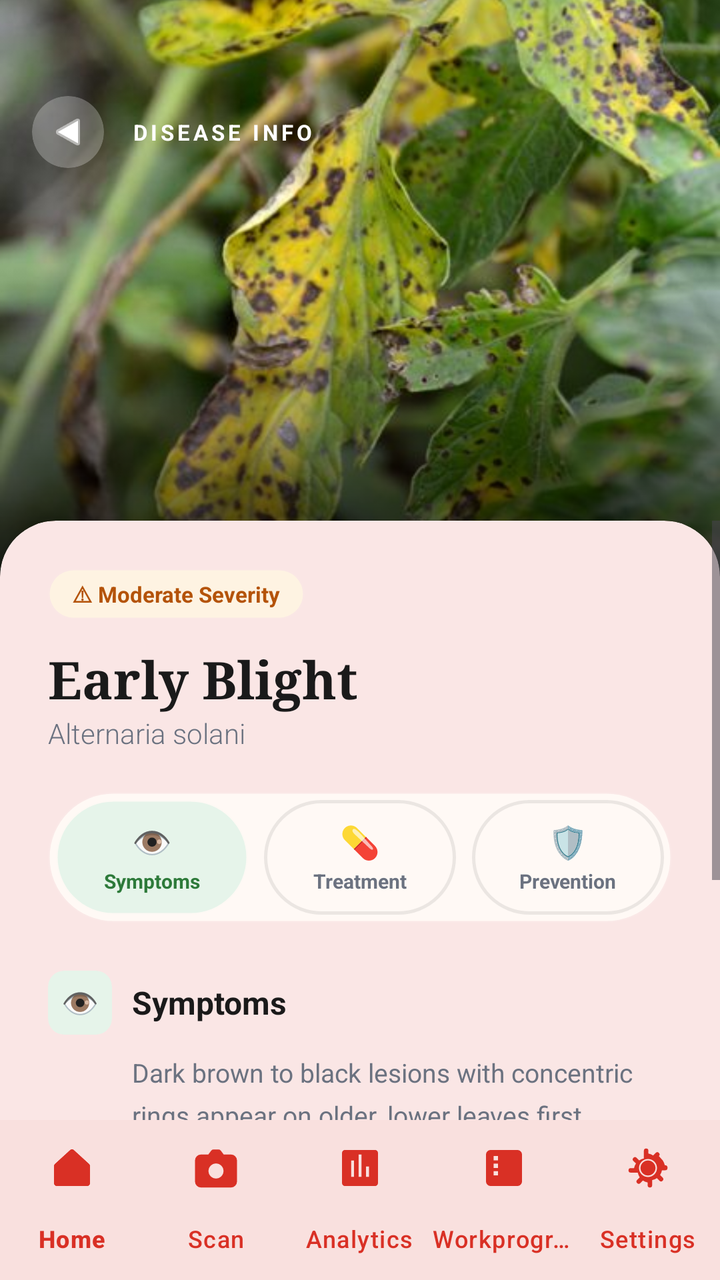
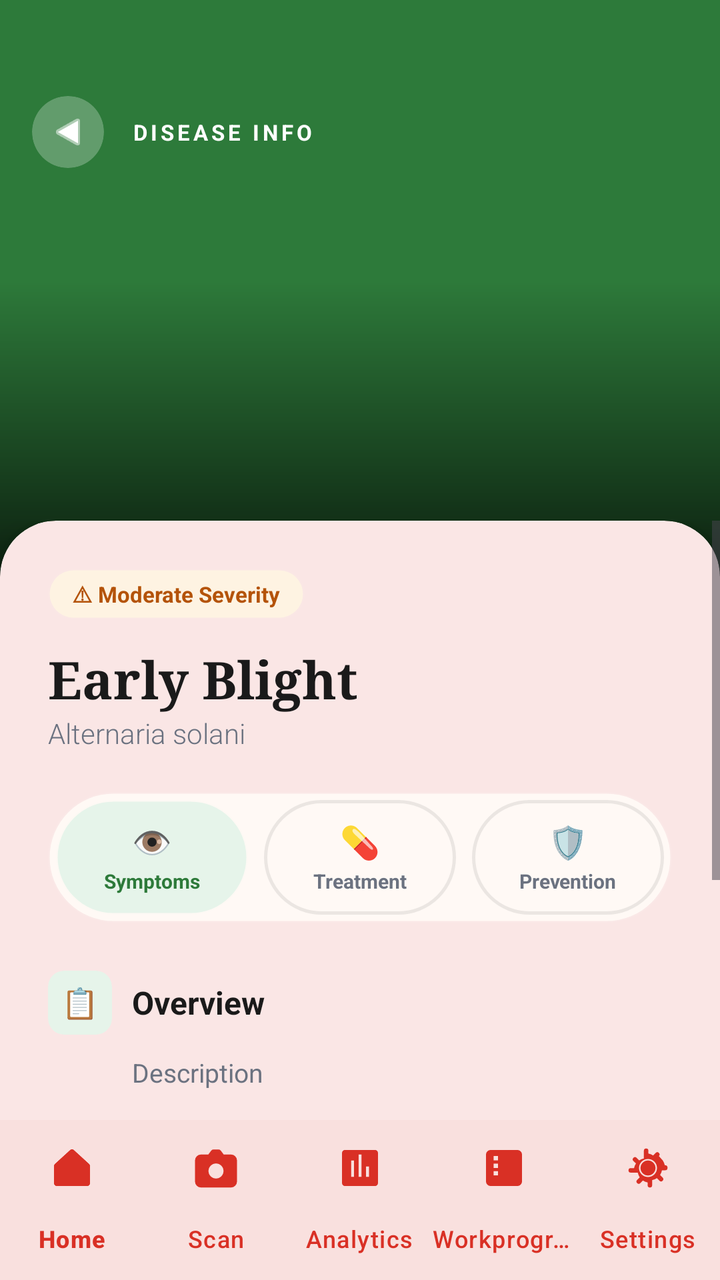

Screens rendered from an Android XML layout before and after an edit, with the pre-edit source and the edit as a unified diff.
<!-- AndroidManifest.xml: application theme Theme.TomatoApp -->
<!-- res/layout/activity_disease_view.xml -->
<?xml version="1.0" encoding="utf-8"?>
<RelativeLayout xmlns:android="http://schemas.android.com/apk/res/android"
    xmlns:app="http://schemas.android.com/apk/res-auto"
    xmlns:tools="http://schemas.android.com/tools"
    android:id="@+id/main_layout"
    android:layout_width="match_parent"
    android:layout_height="match_parent"
    android:background="@color/sidebar_dark_green"
    tools:context=".DiseaseView">

    
    <FrameLayout
        android:id="@+id/headerImageContainer"
        android:layout_width="match_parent"
        android:layout_height="300dp"
        android:layout_alignParentTop="true">

        <ImageView
            android:id="@+id/diseaseImage"
            android:layout_width="match_parent"
            android:layout_height="match_parent"
            android:src="@drawable/disease_early_blight"
            android:scaleType="centerCrop"
            android:contentDescription="Disease illustration" />

        
        <View
            android:layout_width="match_parent"
            android:layout_height="160dp"
            android:layout_gravity="bottom"
            android:background="@drawable/bg_bottom_gradient_dark" />

        
        <TextView
            android:layout_width="wrap_content"
            android:layout_height="wrap_content"
            android:text="Tap to enlarge"
            android:textColor="@color/white"
            android:textSize="10sp"
            android:paddingHorizontal="10dp"
            android:paddingVertical="4dp"
            android:background="#80000000"
            android:layout_gravity="bottom|end"
            android:layout_margin="14dp" />
    </FrameLayout>

    
    <LinearLayout
        android:id="@+id/disNav"
        android:layout_width="match_parent"
        android:layout_height="wrap_content"
        android:orientation="horizontal"
        android:paddingStart="16dp"
        android:paddingEnd="16dp"
        android:paddingTop="48dp"
        android:paddingBottom="12dp"
        android:gravity="center_vertical">

        <com.google.android.material.card.MaterialCardView
            android:id="@+id/backButtonCard"
            android:layout_width="36dp"
            android:layout_height="36dp"
            app:cardBackgroundColor="#40FFFFFF"
            app:cardCornerRadius="18dp"
            app:cardElevation="0dp"
            app:strokeWidth="0dp">

            <ImageButton
                android:id="@+id/backButton"
                android:layout_width="match_parent"
                android:layout_height="match_parent"
                android:src="@android:drawable/ic_media_play"
                android:rotation="180"
                android:background="?attr/selectableItemBackgroundBorderless"
                app:tint="@color/white"
                android:padding="8dp"
                android:scaleType="fitCenter" />
        </com.google.android.material.card.MaterialCardView>

        <TextView
            android:layout_width="0dp"
            android:layout_height="wrap_content"
            android:layout_weight="1"
            android:text="DISEASE INFO"
            android:textColor="@color/white"
            android:textSize="11sp"
            android:textStyle="bold"
            android:letterSpacing="0.15"
            android:layout_marginStart="14dp" />
    </LinearLayout>

    
    <ScrollView
        android:id="@+id/scrollView"
        android:layout_width="match_parent"
        android:layout_height="match_parent"
        android:fillViewport="true"
        android:clipToPadding="false"
        android:layout_below="@id/headerImageContainer"
        android:layout_marginTop="-40dp"
        android:layout_above="@id/bottom_navigation">

        <com.google.android.material.card.MaterialCardView
            android:layout_width="match_parent"
            android:layout_height="wrap_content"
            android:minHeight="500dp"
            app:cardBackgroundColor="@color/white"
            app:cardElevation="8dp"
            app:cardCornerRadius="28dp"
            app:strokeWidth="0dp">

            <LinearLayout
                android:layout_width="match_parent"
                android:layout_height="wrap_content"
                android:orientation="vertical"
                android:padding="24dp"
                android:paddingBottom="48dp">

                
                <TextView
                    android:id="@+id/diseaseSeverityBadge"
                    android:layout_width="wrap_content"
                    android:layout_height="wrap_content"
                    android:text="⚠ Moderate Severity"
                    android:textColor="#B45309"
                    android:textSize="11sp"
                    android:textStyle="bold"
                    android:paddingHorizontal="12dp"
                    android:paddingVertical="5dp"
                    android:background="@drawable/bg_pill_input"
                    android:backgroundTint="#FEF3E2"
                    android:layout_marginBottom="12dp" />

                <TextView
                    android:id="@+id/diseaseTitle"
                    android:layout_width="wrap_content"
                    android:layout_height="wrap_content"
                    android:text="Early Blight"
                    android:textColor="@color/text"
                    android:fontFamily="serif"
                    android:textSize="26sp"
                    android:textStyle="bold" />

                <TextView
                    android:id="@+id/scientificName"
                    android:layout_width="wrap_content"
                    android:layout_height="wrap_content"
                    android:text="Alternaria solani"
                    android:textColor="@color/muted"
                    android:textSize="14sp"
                    android:fontFamily="sans-serif-light"
                    android:layout_marginBottom="20dp" />

                
                <LinearLayout
                    android:layout_width="match_parent"
                    android:layout_height="wrap_content"
                    android:orientation="horizontal"
                    android:layout_marginBottom="24dp"
                    android:background="@drawable/bg_pill_input"
                    android:backgroundTint="@color/soft_cream"
                    android:padding="4dp">

                    <LinearLayout
                        android:id="@+id/tabSymptoms"
                        android:layout_width="0dp"
                        android:layout_height="wrap_content"
                        android:layout_weight="1"
                        android:orientation="vertical"
                        android:gravity="center"
                        android:paddingTop="10dp"
                        android:paddingBottom="10dp"
                        android:background="@drawable/bg_pill_input"
                        android:backgroundTint="@color/green_light"
                        android:layout_marginEnd="4dp">

                        <TextView
                            android:layout_width="wrap_content"
                            android:layout_height="wrap_content"
                            android:text="👁"
                            android:textSize="16sp" />
                        <TextView
                            android:layout_width="wrap_content"
                            android:layout_height="wrap_content"
                            android:text="Symptoms"
                            android:textSize="10sp"
                            android:textStyle="bold"
                            android:textColor="@color/green"
                            android:layout_marginTop="2dp" />
                    </LinearLayout>

                    <LinearLayout
                        android:id="@+id/tabTreatment"
                        android:layout_width="0dp"
                        android:layout_height="wrap_content"
                        android:layout_weight="1"
                        android:orientation="vertical"
                        android:gravity="center"
                        android:paddingTop="10dp"
                        android:paddingBottom="10dp"
                        android:background="@drawable/bg_pill_input"
                        android:layout_marginHorizontal="4dp">

                        <TextView
                            android:layout_width="wrap_content"
                            android:layout_height="wrap_content"
                            android:text="💊"
                            android:textSize="16sp" />
                        <TextView
                            android:layout_width="wrap_content"
                            android:layout_height="wrap_content"
                            android:text="Treatment"
                            android:textSize="10sp"
                            android:textStyle="bold"
                            android:textColor="@color/muted"
                            android:layout_marginTop="2dp" />
                    </LinearLayout>

                    <LinearLayout
                        android:id="@+id/tabPrevention"
                        android:layout_width="0dp"
                        android:layout_height="wrap_content"
                        android:layout_weight="1"
                        android:orientation="vertical"
                        android:gravity="center"
                        android:paddingTop="10dp"
                        android:paddingBottom="10dp"
                        android:background="@drawable/bg_pill_input"
                        android:layout_marginStart="4dp">

                        <TextView
                            android:layout_width="wrap_content"
                            android:layout_height="wrap_content"
                            android:text="🛡"
                            android:textSize="16sp" />
                        <TextView
                            android:layout_width="wrap_content"
                            android:layout_height="wrap_content"
                            android:text="Prevention"
                            android:textSize="10sp"
                            android:textStyle="bold"
                            android:textColor="@color/muted"
                            android:layout_marginTop="2dp" />
                    </LinearLayout>
                </LinearLayout>

                
                <LinearLayout
                    android:id="@+id/sectionSymptoms"
                    android:layout_width="match_parent"
                    android:layout_height="wrap_content"
                    android:orientation="vertical">

                    
                    <LinearLayout
                        android:layout_width="match_parent"
                        android:layout_height="wrap_content"
                        android:orientation="horizontal"
                        android:gravity="center_vertical"
                        android:layout_marginBottom="10dp">

                        <com.google.android.material.card.MaterialCardView
                            android:layout_width="32dp"
                            android:layout_height="32dp"
                            android:layout_marginEnd="10dp"
                            app:cardCornerRadius="8dp"
                            app:cardElevation="0dp"
                            app:cardBackgroundColor="@color/green_light"
                            app:strokeWidth="0dp">
                            <TextView
                                android:layout_width="match_parent"
                                android:layout_height="match_parent"
                                android:text="👁"
                                android:textSize="15sp"
                                android:gravity="center" />
                        </com.google.android.material.card.MaterialCardView>

                        <TextView
                            android:layout_width="wrap_content"
                            android:layout_height="wrap_content"
                            android:text="Symptoms"
                            android:textColor="@color/text"
                            android:textSize="16sp"
                            android:textStyle="bold" />
                    </LinearLayout>

                    <TextView
                        android:id="@+id/diseaseDescription"
                        android:layout_width="match_parent"
                        android:layout_height="wrap_content"
                        android:text="Dark brown to black lesions with concentric rings appear on older, lower leaves first. Lesions are surrounded by yellow halos."
                        android:textColor="@color/muted"
                        android:textSize="13sp"
                        android:lineSpacingExtra="6dp"
                        android:layout_marginBottom="20dp"
                        android:paddingStart="42dp" />

                    
                    <LinearLayout
                        android:layout_width="match_parent"
                        android:layout_height="wrap_content"
                        android:orientation="horizontal"
                        android:gravity="center_vertical"
                        android:layout_marginBottom="10dp">

                        <com.google.android.material.card.MaterialCardView
                            android:layout_width="32dp"
                            android:layout_height="32dp"
                            android:layout_marginEnd="10dp"
                            app:cardCornerRadius="8dp"
                            app:cardElevation="0dp"
                            app:cardBackgroundColor="@color/orange_light"
                            app:strokeWidth="0dp">
                            <TextView
                                android:layout_width="match_parent"
                                android:layout_height="match_parent"
                                android:text="🔬"
                                android:textSize="15sp"
                                android:gravity="center" />
                        </com.google.android.material.card.MaterialCardView>

                        <TextView
                            android:layout_width="wrap_content"
                            android:layout_height="wrap_content"
                            android:text="Cause"
                            android:textColor="@color/text"
                            android:textSize="16sp"
                            android:textStyle="bold" />
                    </LinearLayout>

                    <TextView
                        android:id="@+id/diseaseCause"
                        android:layout_width="match_parent"
                        android:layout_height="wrap_content"
                        android:text="Caused by the fungus Alternaria solani. Spreads rapidly in warm, humid conditions between 24–29°C."
                        android:textColor="@color/muted"
                        android:textSize="13sp"
                        android:lineSpacingExtra="6dp"
                        android:layout_marginBottom="8dp"
                        android:paddingStart="42dp" />
                </LinearLayout>

                
                <LinearLayout
                    android:id="@+id/sectionTreatment"
                    android:layout_width="match_parent"
                    android:layout_height="wrap_content"
                    android:orientation="vertical"
                    android:visibility="gone">

                    <LinearLayout
                        android:layout_width="match_parent"
                        android:layout_height="wrap_content"
                        android:orientation="horizontal"
                        android:gravity="center_vertical"
                        android:layout_marginBottom="10dp">

                        <com.google.android.material.card.MaterialCardView
                            android:layout_width="32dp"
                            android:layout_height="32dp"
                            android:layout_marginEnd="10dp"
                            app:cardCornerRadius="8dp"
                            app:cardElevation="0dp"
                            app:cardBackgroundColor="#E8F4FF"
                            app:strokeWidth="0dp">
                            <TextView
                                android:layout_width="match_parent"
                                android:layout_height="match_parent"
                                android:text="💊"
                                android:textSize="15sp"
                                android:gravity="center" />
                        </com.google.android.material.card.MaterialCardView>

                        <TextView
                            android:layout_width="wrap_content"
                            android:layout_height="wrap_content"
                            android:text="Recommended Treatment"
                            android:textColor="@color/text"
                            android:textSize="16sp"
                            android:textStyle="bold" />
                    </LinearLayout>

                    <TextView
                        android:id="@+id/diseaseCure"
                        android:layout_width="match_parent"
                        android:layout_height="wrap_content"
                        android:text="Apply copper-based or chlorothalonil fungicides at first sign. Remove infected leaves promptly. Repeat every 7–10 days."
                        android:textColor="@color/muted"
                        android:textSize="13sp"
                        android:lineSpacingExtra="6dp"
                        android:layout_marginBottom="8dp"
                        android:paddingStart="42dp" />
                </LinearLayout>

                
                <LinearLayout
                    android:id="@+id/sectionPrevention"
                    android:layout_width="match_parent"
                    android:layout_height="wrap_content"
                    android:orientation="vertical"
                    android:visibility="gone">

                    <LinearLayout
                        android:layout_width="match_parent"
                        android:layout_height="wrap_content"
                        android:orientation="horizontal"
                        android:gravity="center_vertical"
                        android:layout_marginBottom="10dp">

                        <com.google.android.material.card.MaterialCardView
                            android:layout_width="32dp"
                            android:layout_height="32dp"
                            android:layout_marginEnd="10dp"
                            app:cardCornerRadius="8dp"
                            app:cardElevation="0dp"
                            app:cardBackgroundColor="#F0E8FF"
                            app:strokeWidth="0dp">
                            <TextView
                                android:layout_width="match_parent"
                                android:layout_height="match_parent"
                                android:text="🛡"
                                android:textSize="15sp"
                                android:gravity="center" />
                        </com.google.android.material.card.MaterialCardView>

                        <TextView
                            android:layout_width="wrap_content"
                            android:layout_height="wrap_content"
                            android:text="Prevention Measures"
                            android:textColor="@color/text"
                            android:textSize="16sp"
                            android:textStyle="bold" />
                    </LinearLayout>

                    <TextView
                        android:id="@+id/diseasePrevention"
                        android:layout_width="match_parent"
                        android:layout_height="wrap_content"
                        android:text="Ensure crop rotation, proper spacing for air circulation, and use disease-free seeds. Avoid overhead irrigation."
                        android:textColor="@color/muted"
                        android:textSize="13sp"
                        android:lineSpacingExtra="6dp"
                        android:layout_marginBottom="8dp"
                        android:paddingStart="42dp" />
                </LinearLayout>

                
                <LinearLayout android:id="@+id/symptomsButton"   android:layout_width="0dp" android:layout_height="0dp" android:visibility="gone"/>
                <LinearLayout android:id="@+id/treatmentButton"  android:layout_width="0dp" android:layout_height="0dp" android:visibility="gone"/>
                <LinearLayout android:id="@+id/preventionButton" android:layout_width="0dp" android:layout_height="0dp" android:visibility="gone"/>
                <TextView android:id="@+id/pestCommonName"       android:layout_width="0dp" android:layout_height="0dp" android:visibility="gone"/>
                <TextView android:id="@+id/pestScientificName"   android:layout_width="0dp" android:layout_height="0dp" android:visibility="gone"/>
                <TextView android:id="@+id/pestDescription"      android:layout_width="0dp" android:layout_height="0dp" android:visibility="gone"/>
                <TextView android:id="@+id/diseaseSymptoms"      android:layout_width="0dp" android:layout_height="0dp" android:visibility="gone"/>
                <com.google.android.material.card.MaterialCardView android:id="@+id/pestImageCard" android:layout_width="0dp" android:layout_height="0dp" android:visibility="gone">
                    <ImageView android:id="@+id/pestImage" android:layout_width="0dp" android:layout_height="0dp" android:visibility="gone"/>
                </com.google.android.material.card.MaterialCardView>

            </LinearLayout>
        </com.google.android.material.card.MaterialCardView>
    </ScrollView>

    <com.google.android.material.bottomnavigation.BottomNavigationView
        android:id="@+id/bottom_navigation"
        android:layout_width="match_parent"
        android:layout_height="wrap_content"
        android:layout_alignParentBottom="true"
        android:background="@color/white"
        app:menu="@menu/menu_bottom_nav"
        app:itemIconTint="@color/nav_selected"
        app:itemTextColor="@color/nav_selected"
        app:labelVisibilityMode="labeled"
        app:elevation="16dp" />

</RelativeLayout>
<!-- resources referenced by this layout -->
<resources>
  <color name="green">#2D7A3A</color>
  <color name="green_light">#E6F4EA</color>
  <color name="muted">#6B7280</color>
  <color name="nav_selected">#D93025</color>
  <color name="orange_light">#FEF3E2</color>
  <color name="sidebar_dark_green">#2D7A3A</color>
  <color name="soft_cream">#FFF9F5</color>
  <color name="text">#1A1A1A</color>
  <color name="white">#FFFFFFFF</color>
  <!-- drawable bg_bottom_gradient_dark (drawable) -->
  <?xml version="1.0" encoding="utf-8"?>
  <shape xmlns:android="http://schemas.android.com/apk/res/android">
      <gradient
          android:angle="90"
          android:endColor="@android:color/transparent"
          android:startColor="#CC000000"
          android:type="linear" />
  </shape>
  <!-- drawable bg_pill_input (drawable) -->
  <?xml version="1.0" encoding="utf-8"?>
  <shape xmlns:android="http://schemas.android.com/apk/res/android">
      <solid android:color="@color/cream" />
      <stroke
          android:width="1.5dp"
          android:color="@color/border" />
      <corners android:radius="999dp" />
  </shape>
  <!-- drawable disease_early_blight: jpg bitmap (drawable, 46853 bytes) -->
  <style name="Theme.TomatoApp" parent="Base.Theme.TomatoApp" />
  <color name="cream">#FFF9F5</color>
  <color name="border">#14000000</color>
  <style name="Base.Theme.TomatoApp" parent="Theme.Material3.DayNight.NoActionBar">
          
          <item name="colorPrimary">@color/tomato_red</item>
          <item name="colorOnPrimary">@color/white</item>
          <item name="colorSecondary">@color/fresh_green</item>
          <item name="colorOnSecondary">@color/white</item>
          <item name="colorSurface">@color/surface</item>
          <item name="colorOnSurface">@color/text_primary</item>
          <item name="colorError">@color/error</item>
          <item name="android:windowBackground">@color/bg_light_gray</item>
      </style>
  <color name="tomato_red">#D93025</color>
  <color name="fresh_green">#3DBE5A</color>
  <color name="surface">#FFFFFF</color>
  <color name="text_primary">#1A1A1A</color>
  <color name="error">#D93025</color>
  <color name="bg_light_gray">#FFF9F5</color>
</resources>

<!-- the commit's change to res/layout/activity_disease_view.xml (unified diff, before → after) -->
@@ -15,13 +15,10 @@
         android:layout_height="300dp"
         android:layout_alignParentTop="true">
 
-        <ImageView
-            android:id="@+id/diseaseImage"
+        <androidx.viewpager2.widget.ViewPager2
+            android:id="@+id/diseasePager"
             android:layout_width="match_parent"
-            android:layout_height="match_parent"
-            android:src="@drawable/disease_early_blight"
-            android:scaleType="centerCrop"
-            android:contentDescription="Disease illustration" />
+            android:layout_height="match_parent" />
 
         
         <View
@@ -32,9 +29,10 @@
 
         
         <TextView
+            android:id="@+id/galleryCaption"
             android:layout_width="wrap_content"
             android:layout_height="wrap_content"
-            android:text="Tap to enlarge"
+            android:text="Overview"
             android:textColor="@color/white"
             android:textSize="10sp"
             android:paddingHorizontal="10dp"
@@ -250,6 +248,50 @@
                     android:layout_width="match_parent"
                     android:layout_height="wrap_content"
                     android:orientation="vertical">
+
+                    
+                    <LinearLayout
+                        android:layout_width="match_parent"
+                        android:layout_height="wrap_content"
+                        android:orientation="horizontal"
+                        android:gravity="center_vertical"
+                        android:layout_marginBottom="10dp">
+
+                        <com.google.android.material.card.MaterialCardView
+                            android:layout_width="32dp"
+                            android:layout_height="32dp"
+                            android:layout_marginEnd="10dp"
+                            app:cardCornerRadius="8dp"
+                            app:cardElevation="0dp"
+                            app:cardBackgroundColor="@color/green_light"
+                            app:strokeWidth="0dp">
+                            <TextView
+                                android:layout_width="match_parent"
+                                android:layout_height="match_parent"
+                                android:text="📋"
+                                android:textSize="15sp"
+                                android:gravity="center" />
+                        </com.google.android.material.card.MaterialCardView>
+
+                        <TextView
+                            android:layout_width="wrap_content"
+                            android:layout_height="wrap_content"
+                            android:text="Overview"
+                            android:textColor="@color/text"
+                            android:textSize="16sp"
+                            android:textStyle="bold" />
+                    </LinearLayout>
+
+                    <TextView
+                        android:id="@+id/diseaseDescription"
+                        android:layout_width="match_parent"
+                        android:layout_height="wrap_content"
+                        android:text="Description"
+                        android:textColor="@color/muted"
+                        android:textSize="13sp"
+                        android:lineSpacingExtra="6dp"
+                        android:layout_marginBottom="20dp"
+                        android:paddingStart="42dp" />
 
                     
                     <LinearLayout
@@ -285,10 +327,10 @@
                     </LinearLayout>
 
                     <TextView
-                        android:id="@+id/diseaseDescription"
-                        android:layout_width="match_parent"
-                        android:layout_height="wrap_content"
-                        android:text="Dark brown to black lesions with concentric rings appear on older, lower leaves first. Lesions are surrounded by yellow halos."
+                        android:id="@+id/diseaseSymptoms"
+                        android:layout_width="match_parent"
+                        android:layout_height="wrap_content"
+                        android:text="Symptoms"
                         android:textColor="@color/muted"
                         android:textSize="13sp"
                         android:lineSpacingExtra="6dp"
@@ -332,7 +374,7 @@
                         android:id="@+id/diseaseCause"
                         android:layout_width="match_parent"
                         android:layout_height="wrap_content"
-                        android:text="Caused by the fungus Alternaria solani. Spreads rapidly in warm, humid conditions between 24–29°C."
+                        android:text="Cause"
                         android:textColor="@color/muted"
                         android:textSize="13sp"
                         android:lineSpacingExtra="6dp"
@@ -384,12 +426,62 @@
                         android:id="@+id/diseaseCure"
                         android:layout_width="match_parent"
                         android:layout_height="wrap_content"
-                        android:text="Apply copper-based or chlorothalonil fungicides at first sign. Remove infected leaves promptly. Repeat every 7–10 days."
+                        android:text="Treatment"
                         android:textColor="@color/muted"
                         android:textSize="13sp"
                         android:lineSpacingExtra="6dp"
                         android:layout_marginBottom="8dp"
                         android:paddingStart="42dp" />
+
+                    
+                    <com.google.android.material.card.MaterialCardView
+                        android:id="@+id/noTreatmentBox"
+                        android:layout_width="match_parent"
+                        android:layout_height="wrap_content"
+                        android:layout_marginStart="42dp"
+                        android:layout_marginBottom="12dp"
+                        android:visibility="gone"
+                        app:cardBackgroundColor="#FEF3E2"
+                        app:cardCornerRadius="12dp"
+                        app:cardElevation="0dp"
+                        app:strokeWidth="0dp">
+
+                        <LinearLayout
+                            android:layout_width="match_parent"
+                            android:layout_height="wrap_content"
+                            android:orientation="vertical"
+                            android:padding="14dp">
+
+                            <TextView
+                                android:layout_width="match_parent"
+                                android:layout_height="wrap_content"
+                                android:text="This disease has no known treatment, but prevention is another option. Please switch to the Prevention tab."
+                                android:textColor="@color/text"
+                                android:textSize="13sp"
+                                android:lineSpacingExtra="4dp" />
+
+                            <com.google.android.material.button.MaterialButton
+                                android:id="@+id/btnGoPrevention"
+                                android:layout_width="wrap_content"
+                                android:layout_height="wrap_content"
+                                android:layout_marginTop="10dp"
+                                android:text="Go to Prevention"
+                                android:textColor="@android:color/black"
+                                android:backgroundTint="@color/fresh_green" />
+                        </LinearLayout>
+                    </com.google.android.material.card.MaterialCardView>
+
+                    <TextView
+                        android:id="@+id/tvDisclaimer"
+                        android:layout_width="match_parent"
+                        android:layout_height="wrap_content"
+                        android:textColor="@color/muted"
+                        android:textSize="11sp"
+                        android:textStyle="italic"
+                        android:lineSpacingExtra="3dp"
+                        android:layout_marginStart="42dp"
+                        android:layout_marginTop="4dp"
+                        android:layout_marginBottom="8dp" />
                 </LinearLayout>
 
                 
@@ -436,7 +528,7 @@
                         android:id="@+id/diseasePrevention"
                         android:layout_width="match_parent"
                         android:layout_height="wrap_content"
-                        android:text="Ensure crop rotation, proper spacing for air circulation, and use disease-free seeds. Avoid overhead irrigation."
+                        android:text="Prevention"
                         android:textColor="@color/muted"
                         android:textSize="13sp"
                         android:lineSpacingExtra="6dp"
@@ -445,13 +537,9 @@
                 </LinearLayout>
 
                 
-                <LinearLayout android:id="@+id/symptomsButton"   android:layout_width="0dp" android:layout_height="0dp" android:visibility="gone"/>
-                <LinearLayout android:id="@+id/treatmentButton"  android:layout_width="0dp" android:layout_height="0dp" android:visibility="gone"/>
-                <LinearLayout android:id="@+id/preventionButton" android:layout_width="0dp" android:layout_height="0dp" android:visibility="gone"/>
                 <TextView android:id="@+id/pestCommonName"       android:layout_width="0dp" android:layout_height="0dp" android:visibility="gone"/>
                 <TextView android:id="@+id/pestScientificName"   android:layout_width="0dp" android:layout_height="0dp" android:visibility="gone"/>
                 <TextView android:id="@+id/pestDescription"      android:layout_width="0dp" android:layout_height="0dp" android:visibility="gone"/>
-                <TextView android:id="@+id/diseaseSymptoms"      android:layout_width="0dp" android:layout_height="0dp" android:visibility="gone"/>
                 <com.google.android.material.card.MaterialCardView android:id="@+id/pestImageCard" android:layout_width="0dp" android:layout_height="0dp" android:visibility="gone">
                     <ImageView android:id="@+id/pestImage" android:layout_width="0dp" android:layout_height="0dp" android:visibility="gone"/>
                 </com.google.android.material.card.MaterialCardView>
<!-- resource entries referenced after the edit -->
@@ -27,7 +27,6 @@
           android:color="@color/border" />
       <corners android:radius="999dp" />
   </shape>
-  <!-- drawable disease_early_blight: jpg bitmap (drawable, 46853 bytes) -->
   <style name="Theme.TomatoApp" parent="Base.Theme.TomatoApp" />
   <color name="cream">#FFF9F5</color>
   <color name="border">#14000000</color>
